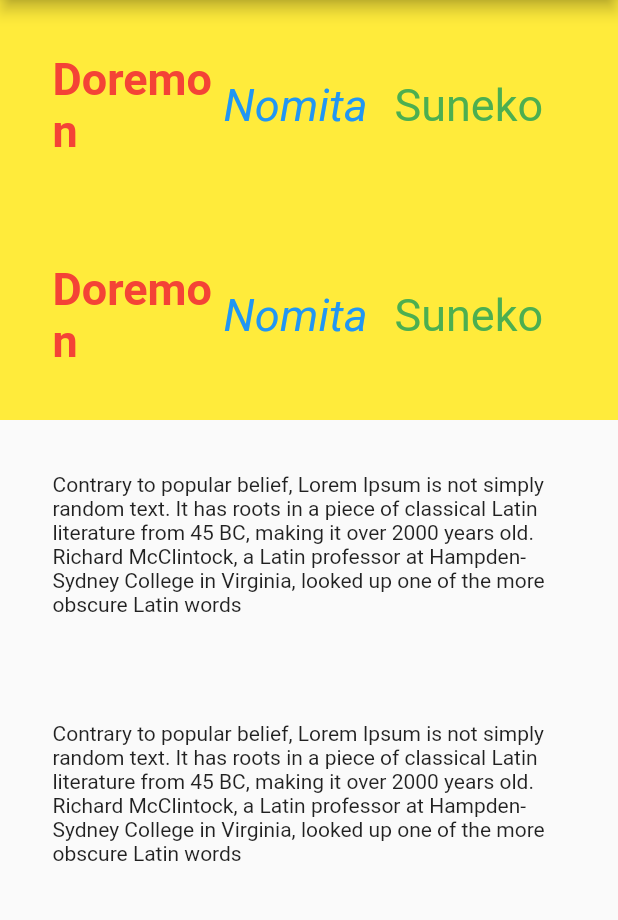
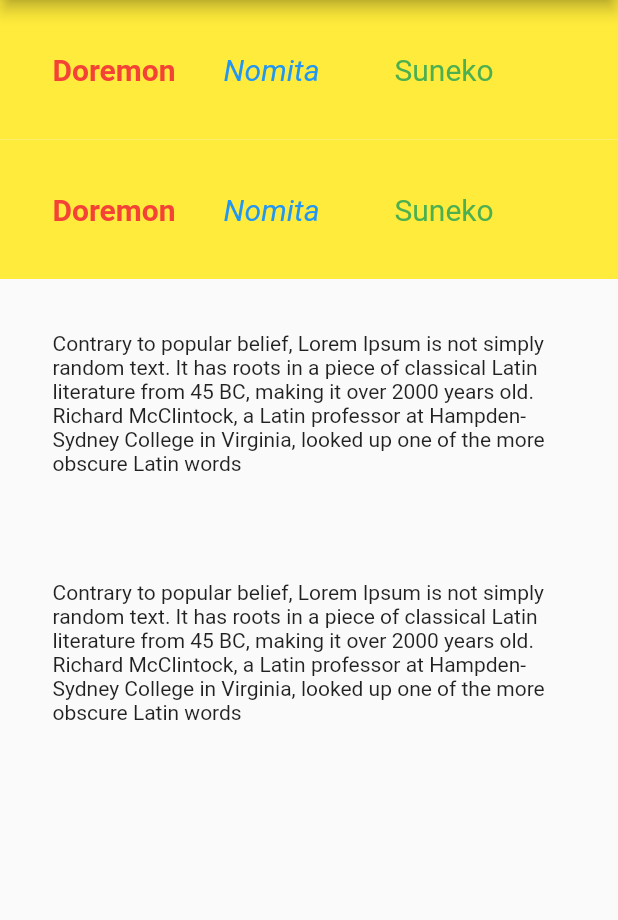
Before and after one commit to manyou66/BasicFlutter_13nov18, a Flutter app: the screen it shows after launch, on a phone screen of 412 x 824 dp, the part 84-1004 px from its top. Run offline on Flutter 3.47's test engine with Material 2 defaults, Android fonts, the phone set to English and light mode, and no system bars.

```diff
--- a/lib/main.dart
+++ b/lib/main.dart
@@ -14,7 +14,7 @@ class MyApp extends StatelessWidget {
   var friend2String = 'Nomita';
   var friend3String = 'Suneko';
 
-  var myFontSize = 30.0;
+  var myFontSize = 20.0;
 
   @override
   Widget build(BuildContext context) {
@@ -67,7 +67,7 @@ class MyApp extends StatelessWidget {
         appBar: new AppBar(
           title: new Text(titleName),
         ),
-        body: new Container(child: new Column(children: <Widget>[widgetMyFriend, widgetMyFriend, widgetTextMessage, widgetTextMessage,),),
+        body: new Container(child: new Column(children: <Widget>[widgetMyFriend, widgetMyFriend, widgetTextMessage, widgetTextMessage,]),),
       ),
     );
   }
```
Also changed, not shown: 1 other file.
